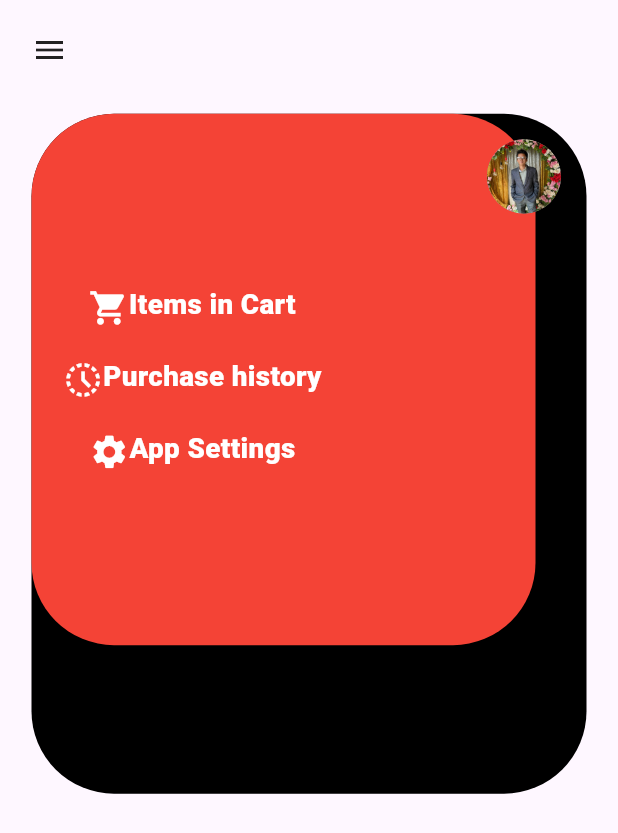
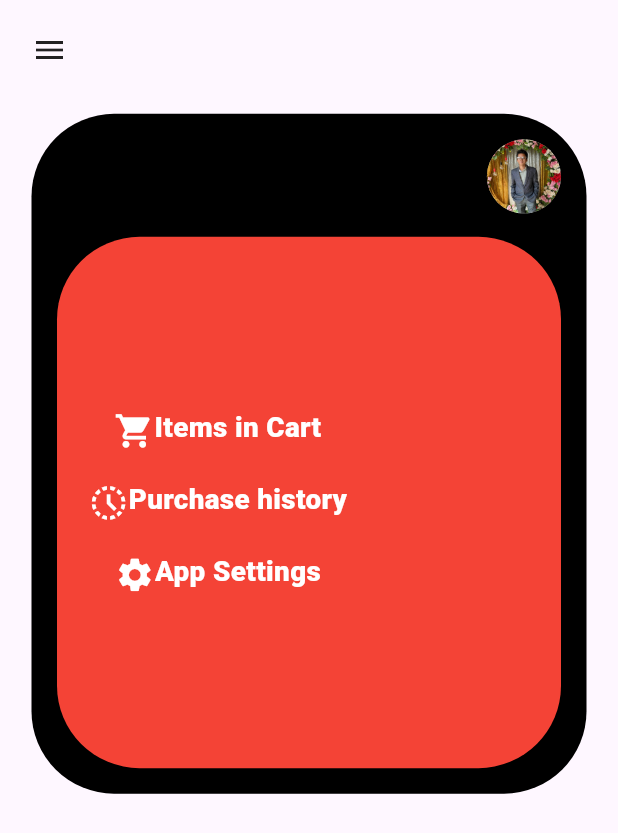
Before and after one commit to WB2302103/Crazyanimation, a Flutter app: the screen it shows after launch, after a tap on the "menu" icon, on a phone screen of 412 x 824 dp. Shown: the top 833 px of the screen. Run offline on Flutter 3.47's test engine with Material 3 defaults, Android fonts, the phone set to English and light mode, and no system bars; our stand-ins replace get.

Commit message:
first commit

```diff
--- a/lib/pages/Crazy.dart
+++ b/lib/pages/Crazy.dart
@@ -52,7 +52,14 @@ class Crazy extends StatelessWidget {
                    //       ),
                       //  ),
                       //),
-                   TopCard(menuClicked: menuClicked, defaultWidth: size.width*.44, dynamicWidth: size.width -42 -34 , defaultHeight:  size.width*0.65, dynamicHeight:size.width*1.1 -65 -34, colors: Colors.red, imageAsset:"assets/images/riha.png", replacementWidget: AnimatedOpacity(
+                    AnimatedPositioned(
+                     duration:const Duration(milliseconds: 355),
+                      curve: Curves.easeOut,
+                     right: 0,
+                      top:menuClicked.value?65: 0,
+                      child: Padding(
+                        padding:EdgeInsets.all(menuClicked.value?17:0),
+                      child:   TopCard(menuClicked: menuClicked, defaultWidth: size.width*.44, dynamicWidth: size.width -42 -34 , defaultHeight:  size.width*0.65, dynamicHeight:size.width*1.1 -65 -34, colors: Colors.red, imageAsset:"assets/images/riha.png", replacementWidget: AnimatedOpacity(
                           duration:const Duration(milliseconds: 355),
                           curve: Curves.easeOut,
                           opacity: menuClicked.value?1:0,
@@ -119,130 +126,131 @@ class Crazy extends StatelessWidget {
                             ],
                           ),
                         )),
-                 //  AnimatedPositioned(
+                      //   child: AnimatedContainer(
                       //   duration:const Duration(milliseconds: 355),
-                    //  curve: Curves.easeOut,
-                    //  right: 0,
-                    //  top:menuClicked.value?65: 0,
-                    //  child: Padding(
-                    //    padding:EdgeInsets.all(menuClicked.value?17:0),
-                      //    child: AnimatedContainer(
+                      //    curve: Curves.easeOut,
+                       //   width:menuClicked.value?size.width -42 -34 :size.width*.44 ,
+                       //   height:menuClicked.value?size.width*1.1 -65 -34: size.width*0.65 ,
+                       //   decoration: BoxDecoration(
+                        //      color: Color(0xff616161),
+                       //     borderRadius: BorderRadius.circular(menuClicked.value?55:100)
+                      //  ),
+                   //  child: Stack(
+                         //   children: [
+                          //    ClipRRect(
+                           //     borderRadius: BorderRadius.circular(100),
+                          //      child: AnimatedOpacity(
+                          //         duration:const Duration(milliseconds: 355),
+                          //         curve: Curves.easeOut,
+                          //        opacity: menuClicked.value?0:1,
+                         //          child: Image.asset("assets/images/riha.png",fit:
+                          //        BoxFit.cover,
+                          //          width: size.width*.44,
+                          //          height: size.width*65,),
+                          //      ),
+                        //      ),
+                        //     AnimatedOpacity(
                            //    duration:const Duration(milliseconds: 355),
-                      //    curve: Curves.easeOut,
-                      //    width:menuClicked.value?size.width -42 -34 :size.width*.44 ,
-                      //    height:menuClicked.value?size.width*1.1 -65 -34: size.width*0.65 ,
-                      //    decoration: BoxDecoration(
-                      //        color: Color(0xff616161),
-                    //        borderRadius: BorderRadius.circular(menuClicked.value?55:100)
-                      //////      ),
-                    //  child: Stack(
+                          //       curve: Curves.easeOut,
+                             //     opacity: menuClicked.value?1:0,
+                             //     child: Column(
+                              //    mainAxisAlignment: MainAxisAlignment.center,
+                              //     crossAxisAlignment: CrossAxisAlignment.center,
+                               //     children: [
+                               //     Text.rich(
+                                      //    TextSpan(
+                                     //    children: [
+                                         //    WidgetSpan(child:Icon(Icons.shopping_cart,color: Colors.white,size: size.width*.065,),alignment: PlaceholderAlignment.middle),
+                                         //   TextSpan(
+                                          //        text: "Items in Cart",
+                                          //        style: TextStyle(
+                                         //             color: Colors.white,
+                                        //         fontWeight: FontWeight.w900,
+                                          //         fontSize:size.width*.045,
+                                        //           height: 0
+                                        //          )
+                                       //      ),
+                                      //       ]
+                                     //  ),
+                                     //    textAlign: TextAlign.center,
+                                    //   ),
+
+                                   //   Padding(
+                                   //      padding: const EdgeInsets.all(21.0),
+                                   //      child: Text.rich(
+                                     //      TextSpan(
                                      //          children: [
-                    //           ClipRRect(
-                    //              borderRadius: BorderRadius.circular(100),
-                    //              child: AnimatedOpacity(
-                    //                duration:const Duration(milliseconds: 355),
-                    //                curve: Curves.easeOut,
-                    //                opacity: menuClicked.value?0:1,
-                    //                child: Image.asset("assets/images/riha.png",fit:
-                    //                BoxFit.cover,
-                    //                  width: size.width*.44,
-                    //                  height: size.width*65,),
-                    //              ),
+                                      //          WidgetSpan(child:Icon(Icons.history_toggle_off,color: Colors.white,size: size.width*.065,),alignment: PlaceholderAlignment.middle),
+                                      //         TextSpan(
+                                     //               text: "Purchase history",
+                                      //             style: TextStyle(
+                                     //                    color: Colors.white,
+                                      //                  fontWeight: FontWeight.w900,
+                                      //                   fontSize:size.width*.045,
+                                     //                   height: 0
+                                     //              )
                                      //            ),
-                    //          AnimatedOpacity(
-                    //              duration:const Duration(milliseconds: 355),
-                    //              curve: Curves.easeOut,
-                    //              opacity: menuClicked.value?1:0,
-                    //              child: Column(
-                    //                mainAxisAlignment: MainAxisAlignment.center,
-                    //                crossAxisAlignment: CrossAxisAlignment.center,
-                     //                children: [
-                    //                 Text.rich(
-                      //                    TextSpan(
-                     //                      children: [
-                     //                         WidgetSpan(child:Icon(Icons.shopping_cart,color: Colors.white,size: size.width*.065,),alignment: PlaceholderAlignment.middle),
-                        //                       TextSpan(
-                        //                            text: "Items in Cart",
-                       //                             style: TextStyle(
-                         //                               color: Colors.white,
-                           //                             fontWeight: FontWeight.w900,
-                             //                           fontSize:size.width*.045,
-                               //                         height: 0
-                                 //                   )
-                                   //             ),
+                                    //           ]
+                                    //    ),
+                                    //    textAlign: TextAlign.center,
+                                    //      ),
+                                   //   ),
+
+                                     //   Text.rich(
+                                      //    TextSpan(
+                                      //       children: [
+                                      //      WidgetSpan(child:Icon(Icons.settings,color: Colors.white,size: size.width*.065,),alignment: PlaceholderAlignment.middle),
+                                      //     TextSpan(
+                                     //         text: "App Settings",
+                                      //            style: TextStyle(
+                                      //                color: Colors.white,
+                                      //               fontWeight: FontWeight.w900,
+                                     //                   fontSize:size.width*.045,
+                                      //                 height: 0
+                                      //             )
+                                     //         ),
                                      //         ]
-                                       //   ),
-                                         // textAlign: TextAlign.center,
+                                  //      ),
+                                 //       textAlign: TextAlign.center,
+                                 //      )
+                               //      ],
+                            //     ),
+                          //    )
+                        //      ],
+                        //    )
                        //  ),
-
-                                      //  Padding(
-                                        //  padding: const EdgeInsets.all(21.0),
-                                       //   child: Text.rich(
-                                         //   TextSpan(
-                                           //     children: [
-                                             //     WidgetSpan(child:Icon(Icons.history_toggle_off,color: Colors.white,size: size.width*.065,),alignment: PlaceholderAlignment.middle),
-                                               //   TextSpan(
-                                                 //     text: "Purchase history",
-                                                   //   style: TextStyle(
-                                                     //     color: Colors.white,
-                                                       //   fontWeight: FontWeight.w900,
-                                                         // fontSize:size.width*.045,
-                                                        //  height: 0
-                                                 //     )
-                                                //  ),
-                                               // ]
-                                     //       ),
-                                       //     textAlign: TextAlign.center,
-                                      //    ),
-                                       // ),
-
-                                       // Text.rich(
-                                         // TextSpan(
-                                          //    children: [
-                                            //    WidgetSpan(child:Icon(Icons.settings,color: Colors.white,size: size.width*.065,),alignment: PlaceholderAlignment.middle),
-                                              //  TextSpan(
-                                                //    text: "App Settings",
-                                                  //  style: TextStyle(
-                                                    //    color: Colors.white,
-                                                      //  fontWeight: FontWeight.w900,
-                                                        //fontSize:size.width*.045,
-                                                      //  height: 0
-                                                   // )
-                                               // ),
-                                              //]
-                                        //  ),
-                                       //   textAlign: TextAlign.center,
-                                      //  )
-                                     // ],
-                                   // ),
-                               // )
-                             //   ],
-                           //  )
-                        // ),
-                       // ),
-                     // ),*///
-
+                       ),
+                     ),
                       AnimatedPositioned(
                         duration:const Duration(milliseconds: 355),
                         curve: Curves.easeOut,
                         bottom:menuClicked.value?size.width*1.1-size.width*0.12-17: 0,
                         right: menuClicked.value?17:0,
-                        child: AnimatedContainer(
-                          duration:const Duration(milliseconds: 355),
+                        child: TopCard(menuClicked: menuClicked, defaultWidth: size.width*.44, dynamicWidth: size.width*.12, defaultHeight: size.width*.43, dynamicHeight: size.width*.12, colors: Colors.grey, imageAsset: "assets/images/easin.png", replacementWidget: AnimatedOpacity(
+                          opacity: menuClicked.value?1:0,
+                          duration: const Duration(milliseconds: 355),
                           curve: Curves.easeOut,
-                          width:menuClicked.value?size.width*0.12: size.width*.44 ,
-                          height:menuClicked.value?size.width*0.12: size.width*0.43 ,
-                          decoration: BoxDecoration(
-                              color: Colors.grey,
-                              borderRadius: BorderRadius.circular(100)
-                          ),
                           child: ClipRRect(
                             borderRadius: BorderRadius.circular(100),
-                              child: Image.asset("assets/images/easin.png",fit:
-                              BoxFit.cover
-                                ,),
-                            )
+                            child: Image.asset("assets/images/easin.png",fit: BoxFit.cover,height: size.width*.12,width: size.width*.12,),
                           ),
+                        )),
+                      //  child: AnimatedContainer(
+                      //    duration:const Duration(milliseconds: 355),
+                       //   curve: Curves.easeOut,
+                      //    width:menuClicked.value?size.width*0.12: size.width*.44 ,
+                      //    height:menuClicked.value?size.width*0.12: size.width*0.43 ,
+                        //  decoration: BoxDecoration(
+                        //      color: Colors.grey,
+                       //       borderRadius: BorderRadius.circular(100)
+                       //   ),
+                         //   child: ClipRRect(
+                        //      borderRadius: BorderRadius.circular(100),
+                         //     child: Image.asset("assets/images/easin.png",fit:
+                         //     BoxFit.cover
+                        //        ,),
+                      //      )
+                    //    ),
                       )
                     ],
                   ),)
```
Lines whose indentation alone changed are shown as unchanged.
